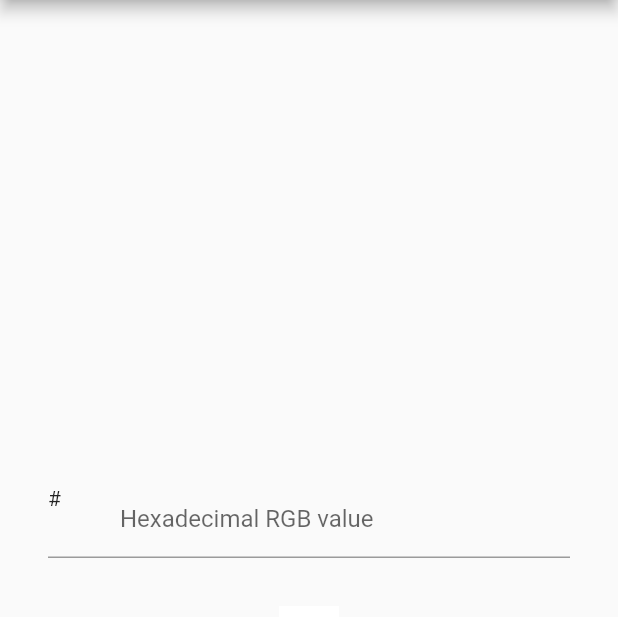
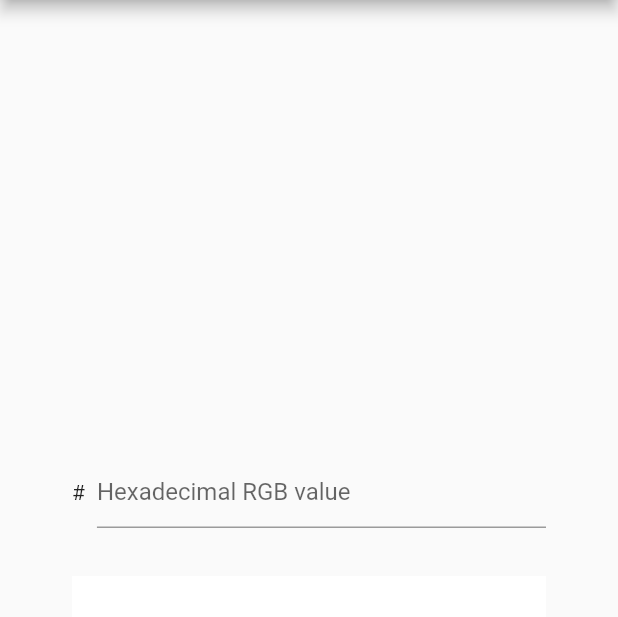
Before and after one commit to simranss/color_app, a Flutter app: the screen it shows after launch, on a phone screen of 412 x 824 dp, the part 84-701 px from its top. Run offline on Flutter 3.47's test engine with Material 2 defaults, Android fonts, the phone set to English and light mode, and no system bars.

Commit message:
launcher icon and finishing the app code.

```diff
--- a/lib/main.dart
+++ b/lib/main.dart
@@ -46,15 +46,17 @@ class _MyHomePageState extends State<MyHomePage> {
   String _hexCode = 'FFFFFF';
 
   Color _toColor(String hexValue) {
+    print('...........Entering the function............');
     try {
-      if (hexValue
-          .trim()
-          .length == 6) {
+      if (hexValue.trim().length == 6) {
+        print('..............value is proper..............');
         return new Color(int.parse(hexValue, radix: 16) + 0xFF000000);
       } else {
+        print('..............value is improper..............');
         return new Color(0xFFFFFFFF);
       }
     } catch(e) {
+      print('..............exception caught..............');
       return new Color(0xFFFFFFFF);
     }
   }
@@ -65,33 +67,44 @@ class _MyHomePageState extends State<MyHomePage> {
       appBar: AppBar(
         title: Text(widget.title),
       ),
-      body: Expanded(
-        child: Padding(
-          padding: const EdgeInsets.symmetric(horizontal: 32, vertical: 16),
+      body: Padding(
+        padding: const EdgeInsets.symmetric(horizontal: 48, vertical: 16),
         child: Column(
           mainAxisAlignment: MainAxisAlignment.center,
           children: <Widget>[
-              TextField(
+            Row(
+              mainAxisAlignment: MainAxisAlignment.center,
+              children: [
+                Text('#'),
+                SizedBox(width: 8,),
+                Builder(
+                  builder: (context) {
+                    return Expanded(
+                      child: TextField(
+                        autofocus: false,
                         decoration: InputDecoration(
-                  prefixIcon: Text('#'),
                           hintText: 'Hexadecimal RGB value',
                         ),
                         onSubmitted: (value) {
                           setState(() {
                             _hexCode = value;
+                            print(_hexCode);
                           });
                         },
                       ),
+                    );
+                  }
+                ),
+              ],
+            ),
             SizedBox(height: 32,),
             Container(
-                height: 40,
-                width: 40,
+              height: 80,
               color: _toColor(_hexCode),
             )
           ],
         ),
       ),
-      ),
     );
   }
 }
```
Also changed, not shown: 4 other files. Lines whose indentation alone changed are shown as unchanged.
